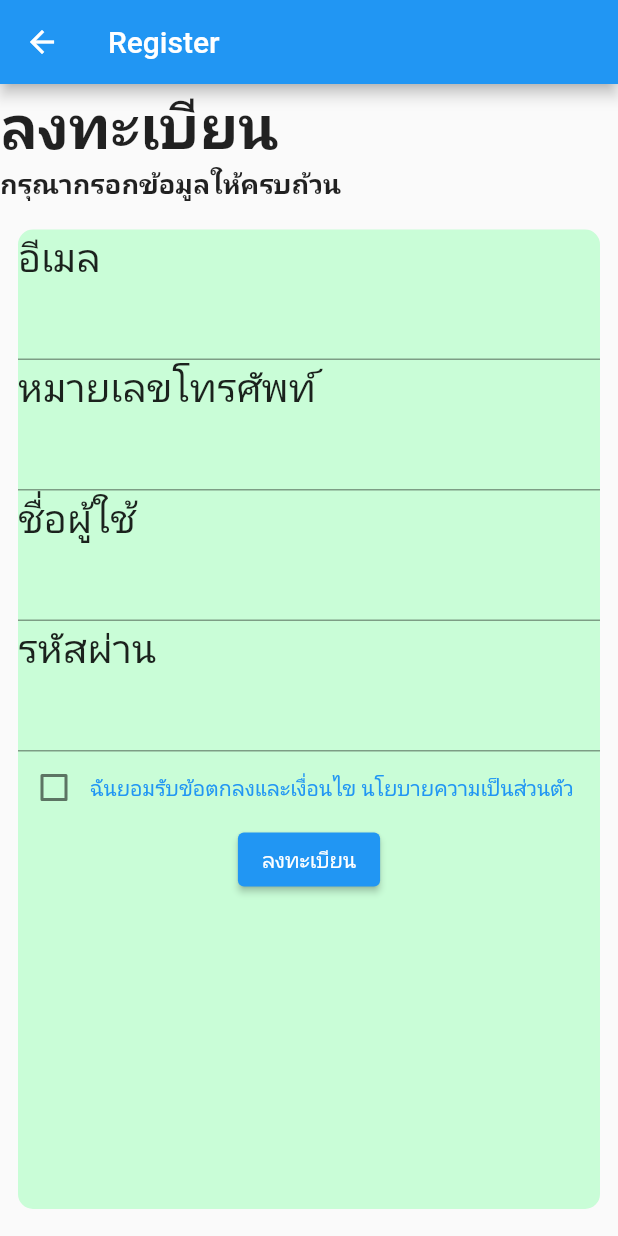
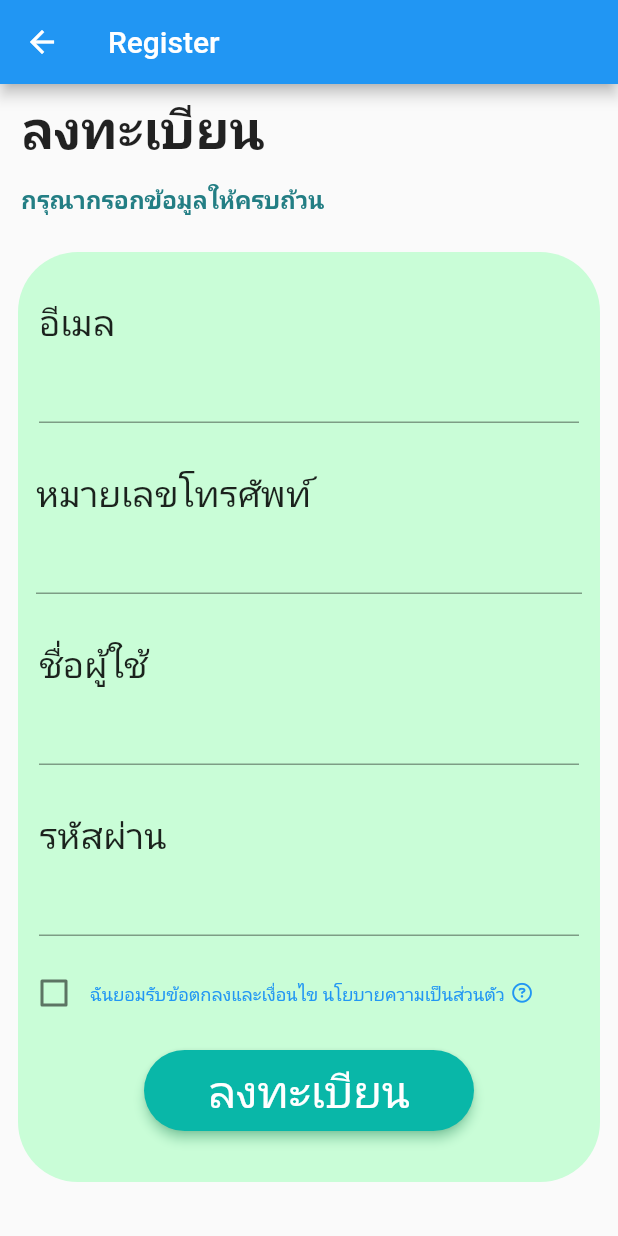
Before and after one commit to AINutritionProject/KinDeeUDee, a Flutter app: the RegisterPage screen opened directly, on a phone screen of 412 x 824 dp. Run offline on Flutter 3.47's test engine with Material 2 defaults, Android fonts, the phone set to English and light mode, and no system bars; our stand-ins replace camera, cloud_firestore, dotted_border, firebase_auth, firebase_core, font_awesome_flutter and 2 more; accounts and stored records are empty.

Commit message:
edit full page

```diff
--- a/lib/pages/register.dart
+++ b/lib/pages/register.dart
@@ -1,6 +1,7 @@
 import 'package:flutter/material.dart';
 import 'package:appfood2/pages/register_success.dart';
 import 'package:appfood2/auth.dart';
+import 'package:font_awesome_flutter/font_awesome_flutter.dart';
 
 class RegisterPage extends StatelessWidget {
   const RegisterPage({super.key});
@@ -58,42 +59,60 @@ class _RegisterFormState extends State<RegisterForm> {
         children: [
           const Align(
               alignment: Alignment.centerLeft,
+              child: Padding(
+                  padding: EdgeInsets.symmetric(horizontal: 14, vertical: 6),
                   child: Text(
                     "ลงทะเบียน",
-                style: TextStyle(fontSize: 40, fontWeight: FontWeight.w700),
-              )),
+                    style: TextStyle(fontSize: 35, fontWeight: FontWeight.w700),
+                  ))),
           const Align(
               alignment: Alignment.centerLeft,
+              child: Padding(
+                  padding: EdgeInsets.symmetric(horizontal: 14, vertical: 6),
                   child: Text(
                     "กรุณากรอกข้อมูลให้ครบถ้วน",
-                style: TextStyle(fontSize: 18, fontWeight: FontWeight.w700),
-              )),
+                    style: TextStyle(
+                        fontSize: 16,
+                        fontWeight: FontWeight.w700,
+                        color: Color.fromRGBO(35, 126, 132, 1)),
+                  ))),
           Container(
               margin:
                   const EdgeInsets.symmetric(vertical: 18.0, horizontal: 12.0),
-              height: 653,
+              height: 620,
               width: double.infinity,
               decoration: BoxDecoration(
                   color: const Color.fromRGBO(174, 254, 196, 0.65),
-                  borderRadius: BorderRadius.circular(10)),
+                  borderRadius: BorderRadius.circular(40)),
               child: Column(children: [
+                Padding(
+                  padding: EdgeInsets.symmetric(horizontal: 14, vertical: 30),
+                  child:
                       TextFormSlot(controller: _emailController, name: "อีเมล"),
-                TextFormSlot(
+                ),
+                Padding(
+                    padding: EdgeInsets.symmetric(horizontal: 12),
+                    child: TextFormSlot(
                       controller: _phoneNumberController,
                       name: "หมายเลขโทรศัพท์",
-                ),
-                TextFormSlot(
+                    )),
+                Padding(
+                    padding: EdgeInsets.symmetric(horizontal: 14, vertical: 30),
+                    child: TextFormSlot(
                       controller: _usernameController,
                       name: "ชื่อผู้ใช้",
-                ),
-                TextFormSlot(
+                    )),
+                Padding(
+                    padding: EdgeInsets.symmetric(horizontal: 14),
+                    child: TextFormSlot(
                       controller: _passwordController,
                       name: "รหัสผ่าน",
-                ),
+                    )),
                 Row(
                   children: [
                     Checkbox(
                         value: isAccept,
+                        activeColor: Colors.blue,
                         onChanged: (newValue) {
                           setState(() {
                             isAccept = newValue;
@@ -107,18 +126,43 @@ class _RegisterFormState extends State<RegisterForm> {
                               return const SizedBox(height: 400);
                             });
                       },
+                      child: Container(
+                          margin: EdgeInsets.symmetric(vertical: 30),
                           child: const Text(
                             "ฉันยอมรับข้อตกลงและเงื่อนไข นโยบายความเป็นส่วนตัว",
-                        style: TextStyle(color: Colors.blue),
+                            style: TextStyle(color: Colors.blue, fontSize: 12),
+                          )),
                     ),
-                    ),
+                    const Padding(
+                        padding: EdgeInsets.symmetric(horizontal: 5),
+                        child: FaIcon(
+                          FontAwesomeIcons.circleQuestion,
+                          color: Colors.blue,
+                          size: 13,
+                        )),
                   ],
                 ),
-                ElevatedButton(
+                Container(
+                    margin: const EdgeInsets.symmetric(horizontal: 84),
+                    child: ElevatedButton(
+                      style: ElevatedButton.styleFrom(
+                        foregroundColor: Colors.white,
+                        backgroundColor: const Color.fromRGBO(9, 183, 168, 1),
+                        shadowColor: Colors.greenAccent,
+                        elevation: 3,
+                        shape: RoundedRectangleBorder(
+                            borderRadius: BorderRadius.circular(32.0)),
+                        minimumSize:
+                            const Size(double.infinity, 54), //////// HERE
+                      ),
                       onPressed: () {
                         _onRegistry();
                       },
-                    child: const Text("ลงทะเบียน"))
+                      child: const Text(
+                        'ลงทะเบียน',
+                        style: TextStyle(fontSize: 30),
+                      ),
+                    ))
               ])),
         ],
       ),
@@ -139,11 +183,11 @@ class TextFormSlot extends StatelessWidget {
             alignment: Alignment.centerLeft,
             child: Text(
               name,
-              style: const TextStyle(fontSize: 26, fontWeight: FontWeight.w500),
+              style: const TextStyle(fontSize: 24, fontWeight: FontWeight.w500),
             )),
         TextFormField(
           controller: controller,
-          style: const TextStyle(fontSize: 24),
+          style: const TextStyle(fontSize: 23),
           obscureText: name == "รหัสผ่าน" ? true : false,
         ),
       ],
```
Lines whose indentation alone changed are shown as unchanged.
